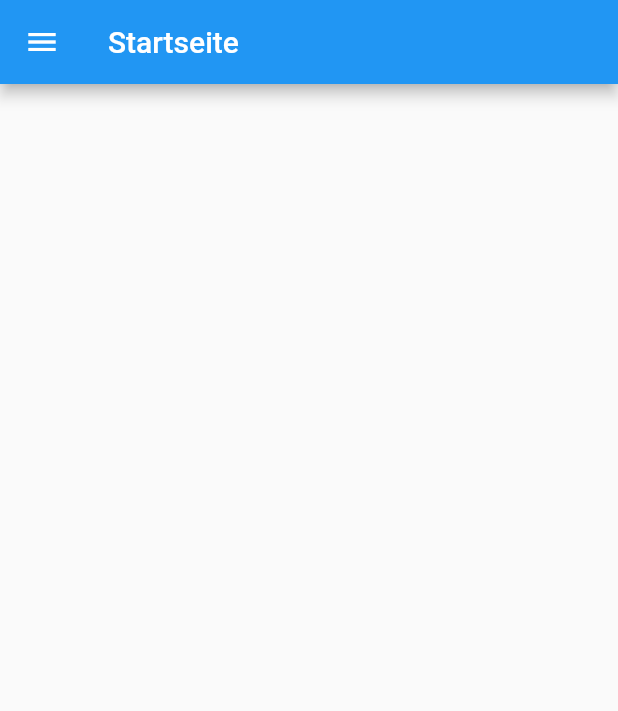
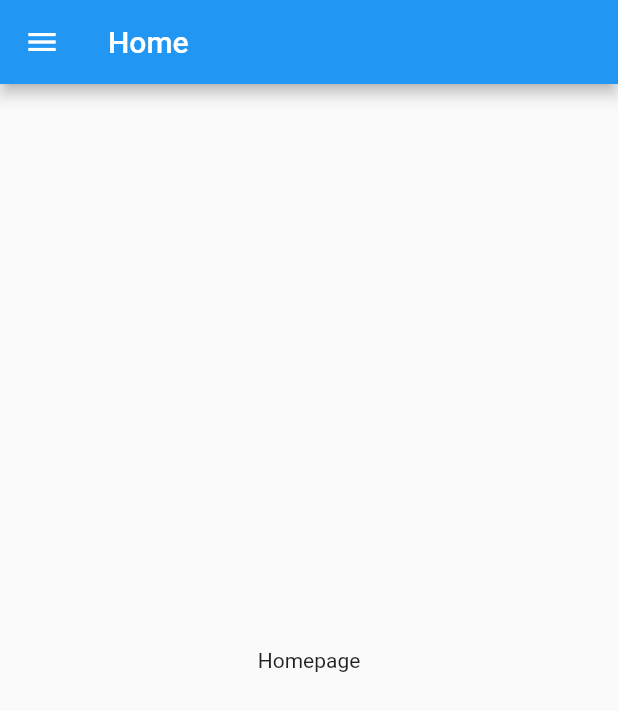
Before and after one commit to Enyaa/MasterProjekt, a Flutter app: the screen it shows after launch, on a phone screen of 412 x 824 dp. Shown: the top 711 px of the screen. Run offline on Flutter 3.47's test engine with Material 2 defaults, Android fonts, the phone set to English and light mode, and no system bars.

Commit message:
+ added some different screens + added routes + tested onWillPop() to ask for permission to close app/go back to homepage

```diff
--- /dev/null
+++ b/lib/Screens/homepage.dart
@@ -0,0 +1,38 @@
+import 'package:flutter/cupertino.dart';
+import 'package:flutter/material.dart';
+import 'package:flutter/services.dart';
+import 'package:master_projekt/drawer.dart';
+
+class Homepage extends StatelessWidget {
+  const Homepage({Key? key}) : super(key: key);
+
+  @override
+  Widget build (BuildContext context) {
+    return WillPopScope(
+        onWillPop: () async {
+      bool willLeave = false;
+      // show the confirm dialog
+      await showDialog(
+          context: context,
+          builder: (_) => AlertDialog(
+        title: Text('Are you sure want to leave?'),
+        actions: [
+          ElevatedButton(
+              onPressed: () {
+                willLeave = false;
+                SystemNavigator.pop(); // might not work with iOS
+              },
+              child: Text('Yes')),
+          TextButton(
+              onPressed: () => Navigator.of(context).pop(),
+              child: Text('No'))
+        ],
+      ));
+    return willLeave;
+    },child: Scaffold(
+        appBar: AppBar(title: const Text('Home')),
+        drawer: MyDrawer(),
+        body: Center(child: const Text('Homepage'))
+    ));
+  }
+}
--- a/lib/drawer.dart
+++ b/lib/drawer.dart
@@ -16,24 +16,28 @@ class MyDrawer extends StatelessWidget {
                 title: const Text('Startseite'),
                 onTap: () {
                   Navigator.pop(context);
+                  Navigator.pushReplacementNamed(context, '/');
                 },
               ),
               ListTile(
                 title: const Text('Aufgaben'),
                 onTap:  () {
                   Navigator.pop(context);
+                  Navigator.pushReplacementNamed(context, '/tasks');
                 },
               ),
               ListTile(
                 title: const Text('Herausforderungen'),
                 onTap:  () {
                   Navigator.pop(context);
+                  Navigator.pushReplacementNamed(context, '/challenges');
                 },
               ),
               ListTile(
                 title: const Text('Bestenlisten'),
                 onTap:  () {
                   Navigator.pop(context);
+                  Navigator.pushReplacementNamed(context, '/leaderboards');
                 },
               ),
             ],
--- a/lib/main.dart
+++ b/lib/main.dart
@@ -1,4 +1,8 @@
 import 'package:flutter/material.dart';
+import 'package:master_projekt/Screens/challenges.dart';
+import 'package:master_projekt/Screens/homepage.dart';
+import 'package:master_projekt/Screens/leaderboards.dart';
+import 'package:master_projekt/Screens/tasks.dart';
 import 'package:master_projekt/drawer.dart';
 
 void main() {
@@ -23,48 +27,13 @@ class MyApp extends StatelessWidget {
         // is not restarted.
         primarySwatch: Colors.blue,
       ),
-      home: MyHomePage(title: 'Startseite'),
+      initialRoute: '/',
+      routes: {
+        '/': (context) => const Homepage(),
+        '/tasks': (context) => const Tasks(),
+        '/challenges': (context) => const Challenges(),
+        '/leaderboards': (context) => const Leaderboards()
+      },
     );
   }
 }
-
-class MyHomePage extends StatefulWidget {
-  MyHomePage({Key? key, required this.title}) : super(key: key);
-
-  // This widget is the home page of your application. It is stateful, meaning
-  // that it has a State object (defined below) that contains fields that affect
-  // how it looks.
-
-  // This class is the configuration for the state. It holds the values (in this
-  // case the title) provided by the parent (in this case the App widget) and
-  // used by the build method of the State. Fields in a Widget subclass are
-  // always marked "final".
-
-  final String title;
-
-  @override
-  _MyHomePageState createState() => _MyHomePageState();
-}
-
-class _MyHomePageState extends State<MyHomePage> {
-
-  @override
-  Widget build(BuildContext context) {
-    // This method is rerun every time setState is called, for instance as done
-    // by the _incrementCounter method above.
-    //
-    // The Flutter framework has been optimized to make rerunning build methods
-    // fast, so that you can just rebuild anything that needs updating rather
-    // than having to individually change instances of widgets.
-    return Scaffold(
-      drawer: MyDrawer(),
-      appBar: AppBar(
-        // Here we take the value from the MyHomePage object that was created by
-        // the App.build method, and use it to set our appbar title.
-        title: Text(widget.title),
-      ),
-      body: Center(
-      ), // This trailing comma makes auto-formatting nicer for build methods.
-    );
-  }
-}
```
Also changed, not shown: lib/Screens/challenges.dart (added, +16 -0 lines), lib/Screens/leaderboards.dart (added, +16 -0 lines), lib/Screens/tasks.dart (added, +38 -0 lines).
